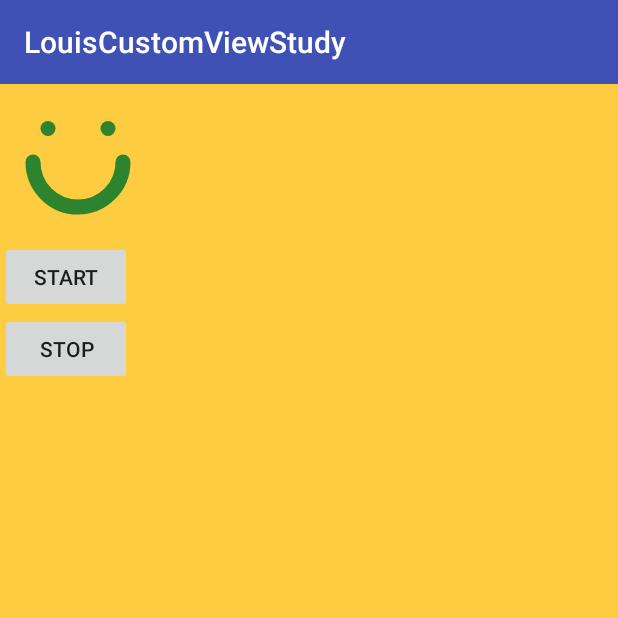
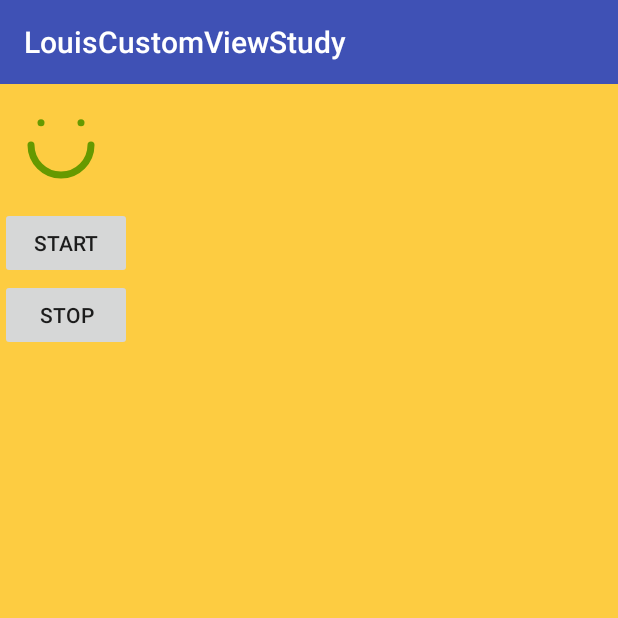
Before and after one commit to louisgeek/LouisCustomViewStudy, an Android app: the screen it shows after launch (MainActivity), on a phone screen of 412 x 824 dp, the top half of it. Run offline under Robolectric (Android 15) with nearby library versions, the phone set to English and light mode, and no system bars.

Commit message:
change  attrs.xml

```diff
--- a/app/src/main/java/com/louisgeek/louiscustomviewstudy/LikeDouBan_AlipaySmileLoadingView.java
+++ b/app/src/main/java/com/louisgeek/louiscustomviewstudy/LikeDouBan_AlipaySmileLoadingView.java
@@ -3,6 +3,7 @@ package com.louisgeek.louiscustomviewstudy;
 import android.animation.Animator;
 import android.animation.ValueAnimator;
 import android.content.Context;
+import android.content.res.TypedArray;
 import android.graphics.Canvas;
 import android.graphics.Color;
 import android.graphics.Paint;
@@ -46,13 +47,15 @@ public class LikeDouBan_AlipaySmileLoadingView extends View {
 
     private float mHoldSimleProgress;
     private float mRaidus = this.dp2px(30);
-    private int mCircleFrameHeight = this.dp2px(10);
+    private  int mSmileCircleFrameHeight= this.dp2px(10);
     private int flagLoadingCount;
     private int flagHoldSmileCount;
     private boolean mStopLoading=true;
 
     private int START_END_DURATION=800;
     private ValueAnimator.AnimatorListener mAnimatorListener;
+    private  int mSmileColor= Color.parseColor("#2d832e");
+
 
     public LikeDouBan_AlipaySmileLoadingView(Context context) {
         this(context, null);
@@ -64,15 +67,24 @@ public class LikeDouBan_AlipaySmileLoadingView extends View {
 
     public LikeDouBan_AlipaySmileLoadingView(Context context, AttributeSet attrs, int defStyleAttr) {
         super(context, attrs, defStyleAttr);
+        TypedArray ta = getContext().obtainStyledAttributes(attrs, R.styleable.LikeDouBan_AlipaySmileLoadingView);
+        mRaidus = ta.getDimension(R.styleable.LikeDouBan_AlipaySmileLoadingView_smileCircleRadius, mRaidus);
+        mSmileCircleFrameHeight = ta.getDimensionPixelOffset(R.styleable.LikeDouBan_AlipaySmileLoadingView_smileCircleFrameHeight, mSmileCircleFrameHeight);
+        mSmileColor = ta.getColor(R.styleable.LikeDouBan_AlipaySmileLoadingView_smileColor, mSmileColor);
+
+        //
+        ta.recycle();
+
+
         init();
     }
 
     private void init() {
         mPaint = new Paint();
-        mPaint.setStrokeWidth(mCircleFrameHeight);
+        mPaint.setStrokeWidth(mSmileCircleFrameHeight);
         mPaint.setStyle(Paint.Style.STROKE);
         mPaint.setAntiAlias(true);
-        mPaint.setColor(Color.parseColor("#2d832e"));
+        mPaint.setColor(mSmileColor);
         mPaint.setStrokeCap(Paint.Cap.ROUND);
 
 
@@ -236,8 +248,8 @@ public class LikeDouBan_AlipaySmileLoadingView extends View {
         /**
          * 实际的内容宽和高
          */
-        int contentWidthSize = (int) (mRaidus*2+mCircleFrameHeight/2+this.getPaddingLeft()+this.getPaddingRight());
-        int contentHeightSize = (int) (mRaidus*2+mCircleFrameHeight/2+this.getPaddingTop()+this.getPaddingBottom());
+        int contentWidthSize = (int) (mRaidus*2+mSmileCircleFrameHeight/2+this.getPaddingLeft()+this.getPaddingRight());
+        int contentHeightSize = (int) (mRaidus*2+mSmileCircleFrameHeight/2+this.getPaddingTop()+this.getPaddingBottom());
         //getDefaultSize()
         int width = resolveSize(contentWidthSize, widthMeasureSpec);
         int height = resolveSize(contentHeightSize, heightMeasureSpec);
--- a/app/src/main/res/layout/activity_main.xml
+++ b/app/src/main/res/layout/activity_main.xml
@@ -119,6 +119,10 @@
         android:layout_height="wrap_content"
         android:padding="20dp"
         android:visibility="visible"
+        xmlns:app="http://schemas.android.com/apk/res-auto"
+        app:smileColor="@android:color/holo_green_dark"
+        app:smileCircleFrameHeight="5dp"
+        app:smileCircleRadius="20dp"
         />
     <Button
         android:id="@+id/id_start"
--- a/app/src/main/res/values/attrs.xml
+++ b/app/src/main/res/values/attrs.xml
@@ -31,4 +31,10 @@
         <attr name="outSideCircleRadius" format="dimension"/>
         <attr name="insideSearchCircleRadius" format="dimension"/>
     </declare-styleable>
+
+    <declare-styleable name="LikeDouBan_AlipaySmileLoadingView">
+        <attr name="smileCircleRadius" format="dimension"/>
+        <attr name="smileCircleFrameHeight" format="dimension"/>
+        <attr name="smileColor" format="color"/>
+    </declare-styleable>
 </resources>
```
